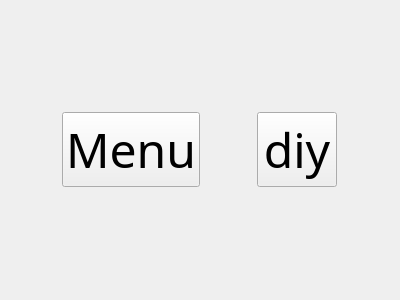
The window that Trunk/gui/MenuOrDiy.ui (emiliosku/CubaTronik) describes before a commit, drawn with Qt 5.
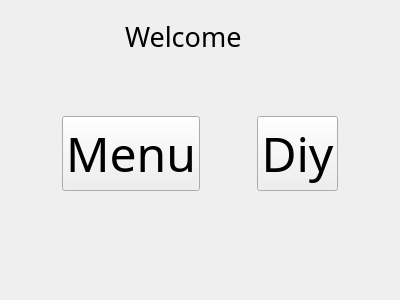
The same window after the commit.

Patch:
```diff
--- a/Trunk/gui/MenuOrDiy.ui
+++ b/Trunk/gui/MenuOrDiy.ui
@@ -13,8 +13,91 @@
   <property name="windowTitle">
    <string>Form</string>
   </property>
+  <layout class="QVBoxLayout" name="verticalLayout">
+   <item>
   <layout class="QHBoxLayout" name="horizontalLayout">
    <item>
+      <spacer name="horizontalSpacer_2">
+       <property name="orientation">
+        <enum>Qt::Horizontal</enum>
+       </property>
+       <property name="sizeHint" stdset="0">
+        <size>
+         <width>40</width>
+         <height>20</height>
+        </size>
+       </property>
+      </spacer>
+     </item>
+     <item>
+      <widget class="QLabel" name="label_welcome">
+       <property name="sizePolicy">
+        <sizepolicy hsizetype="Maximum" vsizetype="Preferred">
+         <horstretch>0</horstretch>
+         <verstretch>0</verstretch>
+        </sizepolicy>
+       </property>
+       <property name="font">
+        <font>
+         <family>Single Sleeve</family>
+         <pointsize>20</pointsize>
+        </font>
+       </property>
+       <property name="text">
+        <string>Welcome </string>
+       </property>
+      </widget>
+     </item>
+     <item>
+      <widget class="QLabel" name="label_userName">
+       <property name="sizePolicy">
+        <sizepolicy hsizetype="Maximum" vsizetype="Preferred">
+         <horstretch>0</horstretch>
+         <verstretch>0</verstretch>
+        </sizepolicy>
+       </property>
+       <property name="font">
+        <font>
+         <family>Single Sleeve</family>
+         <pointsize>28</pointsize>
+        </font>
+       </property>
+       <property name="text">
+        <string/>
+       </property>
+      </widget>
+     </item>
+     <item>
+      <spacer name="horizontalSpacer">
+       <property name="orientation">
+        <enum>Qt::Horizontal</enum>
+       </property>
+       <property name="sizeHint" stdset="0">
+        <size>
+         <width>40</width>
+         <height>20</height>
+        </size>
+       </property>
+      </spacer>
+     </item>
+    </layout>
+   </item>
+   <item>
+    <spacer name="verticalSpacer_2">
+     <property name="orientation">
+      <enum>Qt::Vertical</enum>
+     </property>
+     <property name="sizeHint" stdset="0">
+      <size>
+       <width>20</width>
+       <height>40</height>
+      </size>
+     </property>
+    </spacer>
+   </item>
+   <item>
+    <layout class="QHBoxLayout" name="horizontalLayout_2">
+     <item>
     <widget class="QPushButton" name="pb_menu">
      <property name="sizePolicy">
       <sizepolicy hsizetype="Maximum" vsizetype="Fixed">
@@ -48,9 +131,40 @@
       </font>
      </property>
      <property name="text">
-      <string>diy</string>
-     </property>
-    </widget>
+        <string>Diy</string>
+       </property>
+      </widget>
+     </item>
+    </layout>
+   </item>
+   <item>
+    <spacer name="verticalSpacer">
+     <property name="orientation">
+      <enum>Qt::Vertical</enum>
+     </property>
+     <property name="sizeType">
+      <enum>QSizePolicy::MinimumExpanding</enum>
+     </property>
+     <property name="sizeHint" stdset="0">
+      <size>
+       <width>20</width>
+       <height>40</height>
+      </size>
+     </property>
+    </spacer>
+   </item>
+   <item>
+    <spacer name="verticalSpacer_3">
+     <property name="orientation">
+      <enum>Qt::Vertical</enum>
+     </property>
+     <property name="sizeHint" stdset="0">
+      <size>
+       <width>20</width>
+       <height>40</height>
+      </size>
+     </property>
+    </spacer>
    </item>
   </layout>
  </widget>
```
Lines whose indentation alone changed are shown as unchanged.
